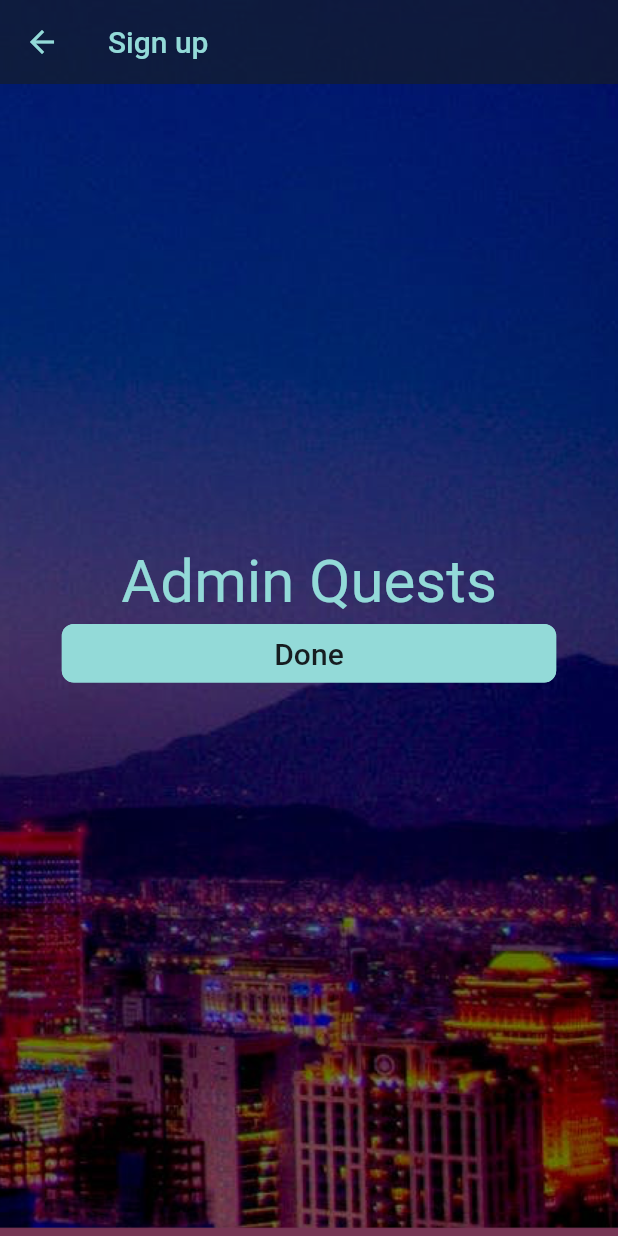
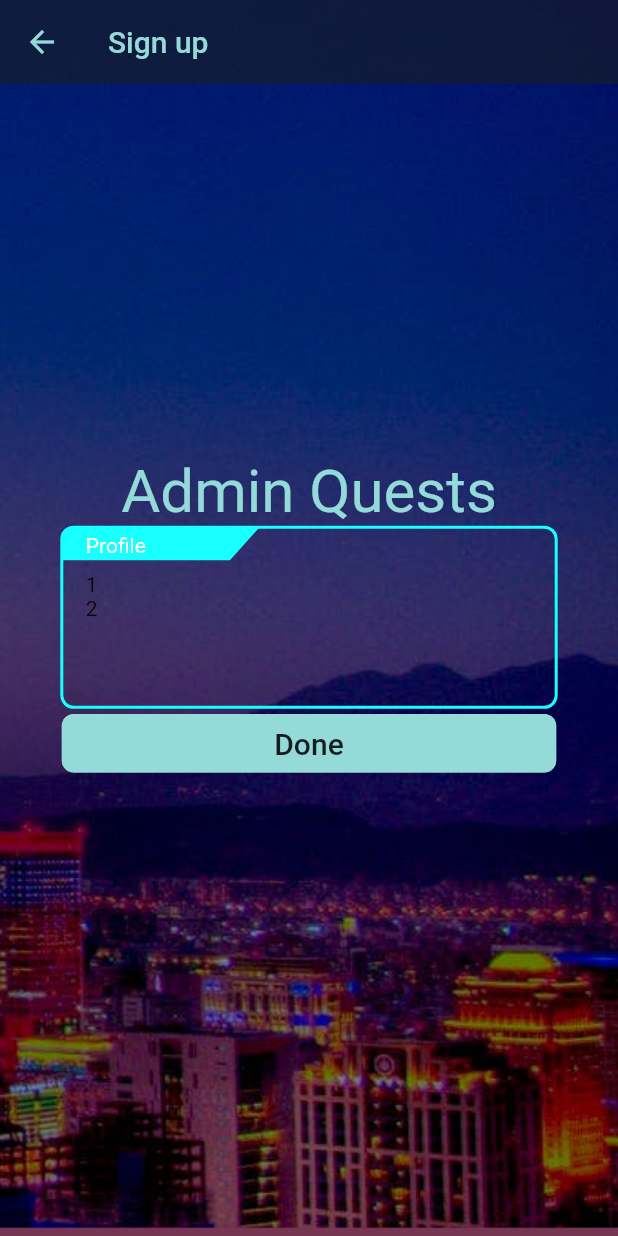
Before and after one commit to QuiverYang/BucketList, a Flutter app: the SignUpScreen screen opened by its route, on a phone screen of 412 x 824 dp. Run offline on Flutter 3.47's test engine with Material 2 defaults, Android fonts, the phone set to English and light mode, and no system bars.

Commit message:
Add - one panel

```diff
--- a/lib/screen/signup_screen.dart
+++ b/lib/screen/signup_screen.dart
@@ -1,5 +1,6 @@
 import 'package:bucketlist/utilities/constant.dart';
 import 'package:flutter/material.dart';
+import 'component/panel_widget.dart';
 
 class SignUpScreen extends StatefulWidget {
   SignUpScreen({Key key, this.title}) : super(key: key);
@@ -11,8 +12,9 @@ class SignUpScreen extends StatefulWidget {
 class _SignUpScreenState extends State<SignUpScreen> {
   @override
   Widget build(BuildContext context) {
-    double width = MediaQuery.of(context).size.width;
-    double height = MediaQuery.of(context).size.height;
+    final double width = MediaQuery.of(context).size.width;
+    final double height = MediaQuery.of(context).size.height;
+    final panelWidth = MediaQuery.of(context).size.width - 48;
     return Scaffold(
         extendBodyBehindAppBar: true,
         appBar: AppBar(
@@ -46,6 +48,14 @@ class _SignUpScreenState extends State<SignUpScreen> {
                     'Admin Quests',
                     style: TextStyle(color: kThemeColor, fontSize: 40),
                   ),
+                  PanelWidget(
+                    panelSize: Size(panelWidth, panelWidth * 0.33),
+                    title: "Profile",
+                    titleTextSize: 14,
+                    contentWidget: Column(
+                      children: [Text('1'), Text('2')],
+                    ),
+                  ),
                   FlatButton(
                     color: kThemeColor,
                     child: Container(
```
